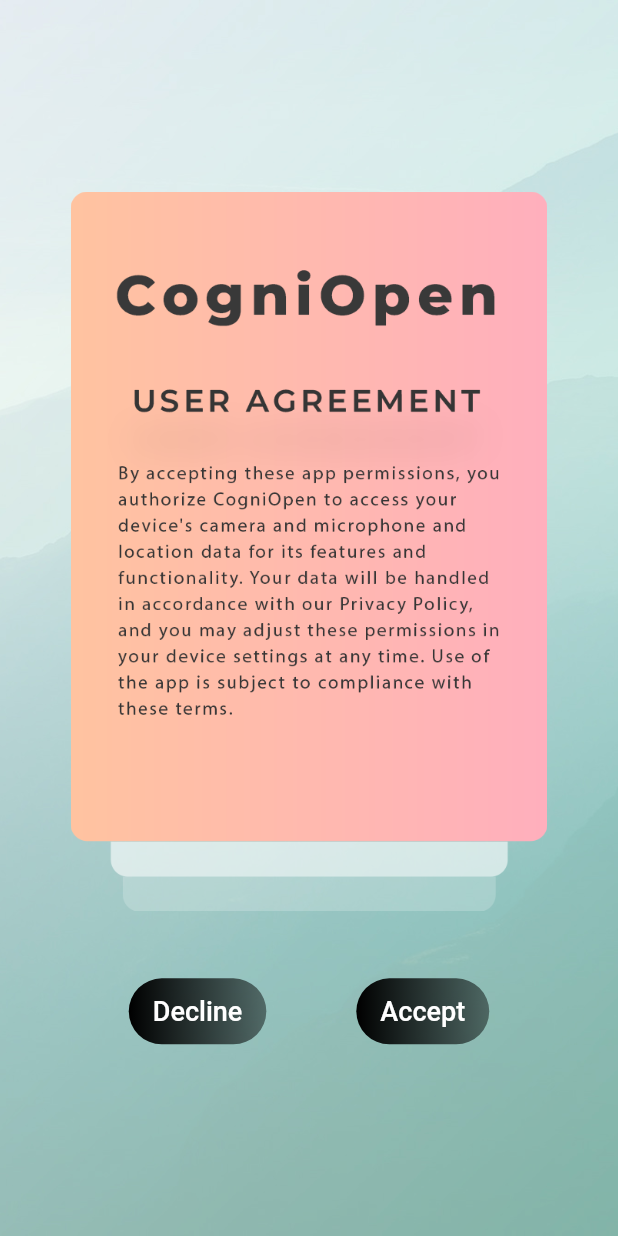
After one commit to umgc/fall2023, a Flutter app: the LicenseScreen screen opened directly, on a phone screen of 412 x 824 dp. The commit adds this screen. Run offline on Flutter 3.47's test engine with Material 2 defaults, Android fonts, the phone set to English and light mode, and no system bars; missing offline and left inert: chat_gpt_flutter; network calls fail.

Commit message:
License and Policy Screen
Adding screens for now, still working on handling denying user policy.

```diff
--- a/cogniopenapp/lib/ui/homeScreen.dart
+++ b/cogniopenapp/lib/ui/homeScreen.dart
@@ -18,6 +18,7 @@ import 'conversationHistoryScreen.dart';
 import 'myTimelineScreen.dart';
 import 'recordMenuScreen.dart';
 import 'significantObjectsScreen.dart';
+import 'licenseScreen.dart';
 
 
 
@@ -30,6 +31,7 @@ class HomeScreen extends StatelessWidget {
         appBar: AppBar(
         backgroundColor: const Color(0x440000),
       elevation: 0,
+          automaticallyImplyLeading: false,
         ),
           body: Container(
               decoration: const BoxDecoration(
@@ -69,6 +71,7 @@ class HomeScreen extends StatelessWidget {
                   ),
                  Expanded(
                    child: GridView.count(
+                     physics: NeverScrollableScrollPhysics(),
                      crossAxisCount: 3, // Two columns
                      crossAxisSpacing: 8.0, // Spacing between columns
                       mainAxisSpacing: 15.0, // Spacing between rows
--- /dev/null
+++ b/cogniopenapp/lib/ui/licenseScreen.dart
@@ -0,0 +1,167 @@
+import 'package:flutter/material.dart';
+import 'homeScreen.dart';
+
+class LicenseScreen extends StatefulWidget {
+  @override
+  MyLicenseScreen createState() => MyLicenseScreen();
+}
+
+class MyLicenseScreen extends State<LicenseScreen> {
+  bool _isVisible = true;
+  String licensepath = 'assets/images/tour_1.jpg';
+
+  @override
+  Widget build(BuildContext context){
+    return Scaffold(
+
+      extendBodyBehindAppBar: true,
+      extendBody: true,
+
+      appBar: AppBar(
+        backgroundColor: const Color(0x440000),
+        elevation: 0,
+        automaticallyImplyLeading: false,
+      ),
+      body: Container(
+        decoration: const BoxDecoration(
+          image: DecorationImage(
+            image: AssetImage("assets/images/background.jpg"),
+            fit: BoxFit.cover,
+          ),
+        ),
+
+            child: Row(
+                mainAxisAlignment: MainAxisAlignment.center,
+                crossAxisAlignment: CrossAxisAlignment.center,
+                  children: [
+
+                Column(
+                  mainAxisAlignment: MainAxisAlignment.center,
+                  crossAxisAlignment: CrossAxisAlignment.center,
+                    children: [
+                      Container(
+                       child: Image.asset('assets/images/license_agreement.png', scale: 1.95,),
+
+                              ),
+                      Row(
+                        children: [
+                          Visibility(
+                            visible: _isVisible,
+
+                            child: Container(
+                            margin: const EdgeInsets.fromLTRB(0, 45, 30, 0),
+                            child: MyElevatedButton(
+
+                              onPressed: () {
+                                // Navigate to Gallery screen
+
+                                setState (() {
+                                  _isVisible = false;
+                                });
+                              },
+
+                              child: const Row(
+                                mainAxisAlignment: MainAxisAlignment.center,
+                                children: [
+                                  SizedBox(
+                                    height:
+                                    8.0, // Add some spacing between the image and text
+                                  ),
+                                  Text(
+                                    'Decline', // This is the subheading text
+                                    style: TextStyle(
+                                      fontSize: 18.0, // Adjust font size as needed
+                                    ),
+                                    textAlign: TextAlign.center,
+                                  ),
+                                ],
+                              ),
+                            ),
+                          ),
+                          ),
+                          Container(
+                            margin: const EdgeInsets.fromLTRB(30, 45, 0, 0),
+                            child: MyElevatedButton(
+
+                              onPressed: () {
+                                // Navigate to Gallery screen
+                                Navigator.push(
+                                    context,
+                                    MaterialPageRoute(
+                                        builder: (context) => HomeScreen()));
+                              },
+
+
+                              child: const Row(
+                                mainAxisAlignment: MainAxisAlignment.center,
+                                children: [
+                                  SizedBox(
+                                    height:
+                                    8.0, // Add some spacing between the image and text
+                                  ),
+                                  Text(
+                                    'Accept', // This is the subheading text
+                                    style: TextStyle(
+                                      fontSize: 18.0, // Adjust font size as needed
+                                    ),
+                                    textAlign: TextAlign.center,
+                                  ),
+                                ],
+                              ),
+                            ),
+                          ),
+
+
+
+
+                                ]
+                              )
+                          ],
+                      )
+                  ]
+            )
+      ),
+    );
+  }
+}
+
+class MyElevatedButton extends StatelessWidget {
+  final BorderRadiusGeometry? borderRadius;
+  final double? width;
+  final double height;
+  final Gradient gradient;
+  final VoidCallback? onPressed;
+  final Widget child;
+
+  const MyElevatedButton({
+    Key? key,
+    required this.onPressed,
+    required this.child,
+    this.borderRadius,
+    this.width,
+    this.height = 44.0,
+    this.gradient = const LinearGradient(colors: [Colors.black, Colors.black45]),
+  }) : super(key: key);
+
+  @override
+  Widget build(BuildContext context) {
+    final borderRadius = this.borderRadius ?? BorderRadius.circular(25);
+    return Container(
+      width: width,
+      height: height,
+      decoration: BoxDecoration(
+        gradient: gradient,
+        borderRadius: borderRadius,
+      ),
+      child: ElevatedButton(
+        onPressed: onPressed,
+        style: ElevatedButton.styleFrom(
+          backgroundColor: Colors.transparent,
+          shadowColor: Colors.transparent,
+          shape: RoundedRectangleBorder(borderRadius: borderRadius),
+        ),
+        child: child,
+      ),
+    );
+  }
+}
```
Also changed, not shown: cogniopenapp/assets/images/license_agreement.png (added).
